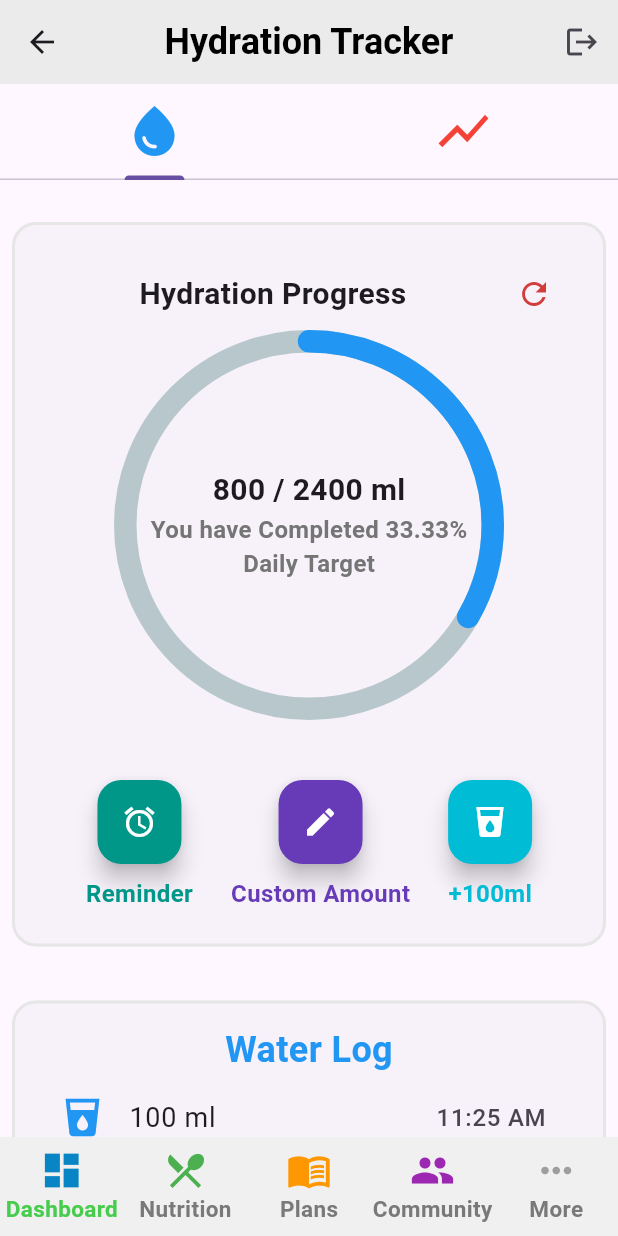
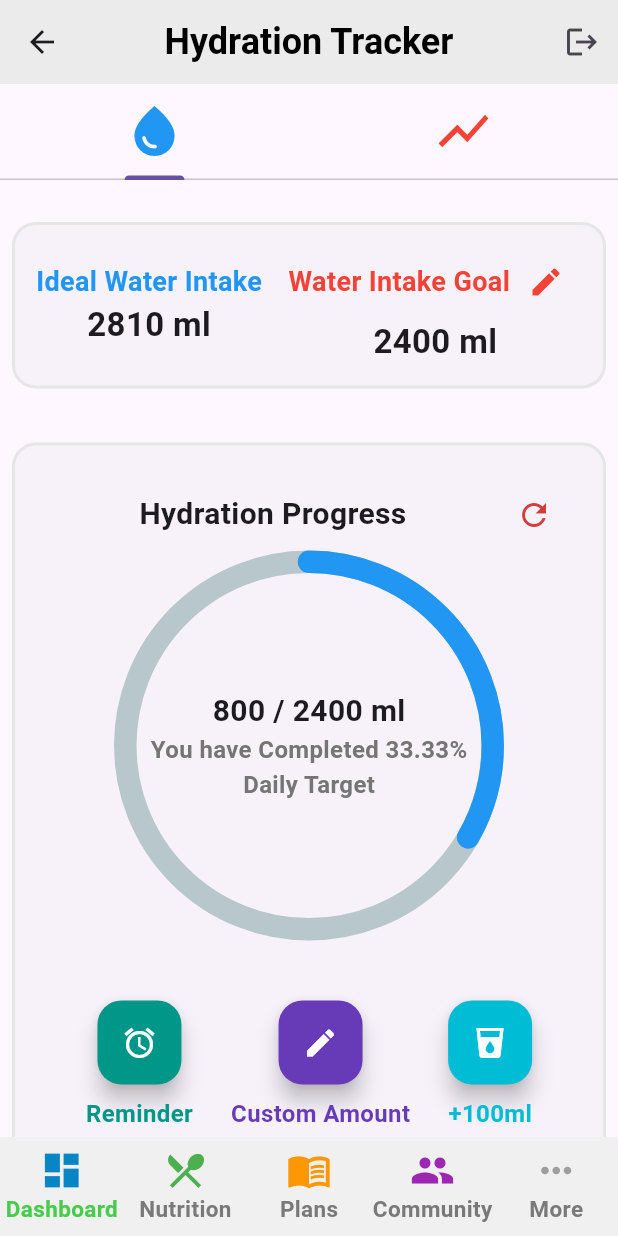
Before and after one commit to QoSz/Nutriaid, a Flutter app: the HydrationPage screen opened by its route, on a phone screen of 412 x 824 dp. Run offline on Flutter 3.47's test engine with Material 3 defaults, Android fonts, the phone set to English and light mode, and no system bars; drawn by our look-alikes of percent_indicator; our stand-ins replace cloud_firestore, firebase_auth, firebase_core, fl_chart, webview_flutter; accounts and stored records are empty.

Commit message:
Added target water intake card to hydration page

```diff
--- a/lib/models/hydration_model.dart
+++ b/lib/models/hydration_model.dart
@@ -3,12 +3,16 @@ import 'package:flutter/material.dart';
 class HydrationModel with ChangeNotifier {
   int _currentIntake = 800; // Default intake
   int _waterIntakeGoal = 2400; // Default goal
+  final int _idealWaterIntake = 2810; // Default ideal intake
 
   // Getter for current intake
   int get currentIntake => _currentIntake;
 
   // Getter for water intake goal
   int get waterIntakeGoal => _waterIntakeGoal;
+
+  // Getter for ideal water intake
+  int get idealWaterIntake => _idealWaterIntake;
 
   // List to store water log entries
   final List<Map<String, dynamic>> _waterLogs = [
--- a/lib/pages/hydration_page.dart
+++ b/lib/pages/hydration_page.dart
@@ -2,7 +2,8 @@ import 'package:flutter/material.dart';
 import 'package:nutriaid/pages/base_page.dart';
 import 'package:nutriaid/widgets/hydrationprogresscard.dart';
 import 'package:provider/provider.dart';
-import '../models/hydration_model.dart'; // Ensure this matches the correct import path for your project
+import '../models/hydration_model.dart';
+import 'package:nutriaid/widgets/ideal_and_target_water_card.dart';
 
 class HydrationPage extends StatefulWidget {
   const HydrationPage({super.key});
@@ -42,6 +43,8 @@ class _HydrationPageState extends State<HydrationPage>
                 SingleChildScrollView(
                   child: Column(
                     children: [
+                      const SizedBox(height: 20),
+                      const IdealAndTargetWaterCard(),
                       const SizedBox(height: 20),
                       Consumer<HydrationModel>(
                         builder: (context, hydration, child) =>
--- /dev/null
+++ b/lib/widgets/ideal_and_target_water_card.dart
@@ -0,0 +1,119 @@
+import 'package:flutter/material.dart';
+import 'package:provider/provider.dart';
+import '../models/hydration_model.dart';
+
+class IdealAndTargetWaterCard extends StatelessWidget {
+  const IdealAndTargetWaterCard({super.key});
+
+  @override
+  Widget build(BuildContext context) {
+    return Consumer<HydrationModel>(
+      builder: (context, hydration, child) {
+        return Card(
+          margin: const EdgeInsets.all(8.0),
+          elevation: 0,
+          shape: RoundedRectangleBorder(
+            borderRadius: BorderRadius.circular(16.0),
+            side: const BorderSide(
+                color: Color.fromARGB(255, 230, 230, 230), width: 2.0),
+          ),
+          child: Padding(
+            padding: const EdgeInsets.all(16.0),
+            child: Row(
+              mainAxisAlignment: MainAxisAlignment.spaceBetween,
+              children: [
+                Column(
+                  mainAxisAlignment: MainAxisAlignment.center,
+                  children: [
+                    const Text(
+                      'Ideal Water Intake',
+                      style: TextStyle(
+                        fontSize: 18,
+                        fontWeight: FontWeight.w600,
+                        color: Colors.blue,
+                      ),
+                    ),
+                    Text(
+                      '${hydration.idealWaterIntake} ml',
+                      style: const TextStyle(
+                        fontSize: 22,
+                        fontWeight: FontWeight.bold,
+                      ),
+                    ),
+                  ],
+                ),
+                Column(
+                  mainAxisAlignment: MainAxisAlignment.center,
+                  children: [
+                    Row(
+                      children: [
+                        const Text(
+                          'Water Intake Goal',
+                          style: TextStyle(
+                            fontSize: 18,
+                            fontWeight: FontWeight.w600,
+                            color: Colors.red,
+                          ),
+                        ),
+                        IconButton(
+                          icon: const Icon(Icons.edit, color: Colors.red),
+                          onPressed: () => _showEditDialog(context, hydration),
+                        ),
+                      ],
+                    ),
+                    Text(
+                      '${hydration.waterIntakeGoal} ml',
+                      style: const TextStyle(
+                        fontSize: 22,
+                        fontWeight: FontWeight.bold,
+                      ),
+                    ),
+                  ],
+                ),
+              ],
+            ),
+          ),
+        );
+      },
+    );
+  }
+
+  void _showEditDialog(BuildContext context, HydrationModel hydration) {
+    final TextEditingController controller = TextEditingController(
+      text: hydration.waterIntakeGoal.toString(),
+    );
+
+    showDialog(
+      context: context,
+      builder: (context) {
+        return AlertDialog(
+          title: const Text('Edit Water Intake Goal'),
+          content: TextField(
+            controller: controller,
+            keyboardType: TextInputType.number,
+            decoration: const InputDecoration(
+              hintText: 'Enter new water intake goal',
+            ),
+          ),
+          actions: [
+            TextButton(
+              onPressed: () {
+                Navigator.of(context).pop();
+              },
+              child: const Text('Cancel'),
+            ),
+            TextButton(
+              onPressed: () {
+                final int newGoal =
+                    int.tryParse(controller.text) ?? hydration.waterIntakeGoal;
+                hydration.updateWaterGoal(newGoal);
+                Navigator.of(context).pop();
+              },
+              child: const Text('Save'),
+            ),
+          ],
+        );
+      },
+    );
+  }
+}
```
